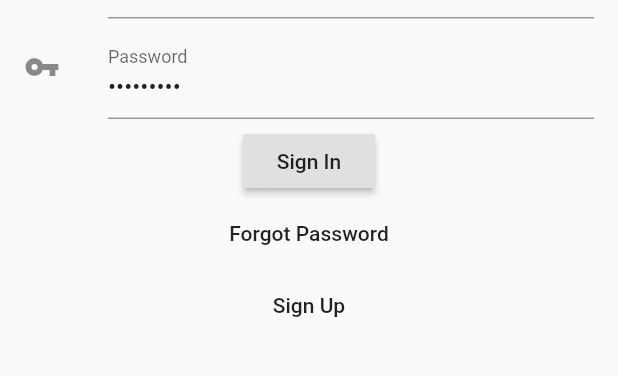
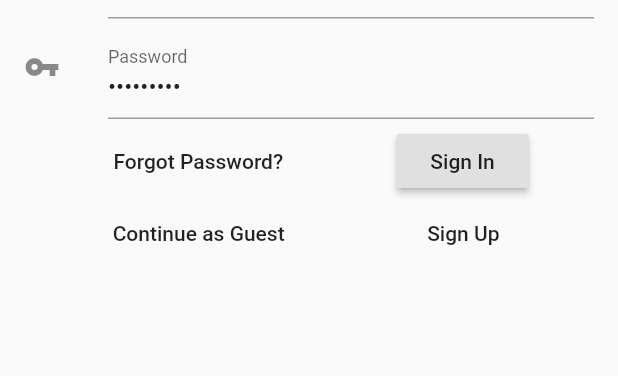
Before and after one commit to RyanRemer/project_apraxia, a Flutter app: the screen it shows after launch, on a phone screen of 412 x 824 dp, the part 160-536 px from its top. Run offline on Flutter 3.47's test engine with Material 2 defaults, Android fonts, the phone set to English and light mode, and no system bars; our stand-ins replace signature; missing offline and left inert: amazon_cognito_identity_dart_2, audioplayer.

Commit message:
Added multiple pass throughs for if the user wants to continue as a guest. (#22)

```diff
--- a/lib/page/SignInPage.dart
+++ b/lib/page/SignInPage.dart
@@ -1,4 +1,5 @@
 import 'package:flutter/material.dart';
+import 'package:project_apraxia/page/LandingPage.dart';
 import 'package:project_apraxia/page/SignUpPage.dart';
 import 'package:project_apraxia/widget/form/SignInForm.dart';
 
@@ -18,9 +19,18 @@ class _SignInPageState extends State<SignInPage> {
               Container(
                 child: SignInForm(),
               ),
-              FlatButton(
-                child: Text("Sign Up"),
-                onPressed: () => goToSignUp(context),
+              Row(
+                mainAxisAlignment: MainAxisAlignment.spaceEvenly,
+                children: <Widget>[
+                  FlatButton(
+                    child: Text("Continue as Guest"),
+                    onPressed: () => guestLogin(context),
+                  ),
+                  FlatButton(
+                    child: Text("Sign Up"),
+                    onPressed: () => goToSignUp(context),
+                  )
+                ],
               )
             ],
           ),
@@ -30,4 +40,8 @@ class _SignInPageState extends State<SignInPage> {
   void goToSignUp(BuildContext context) {
     Navigator.of(context).pushReplacement(MaterialPageRoute(builder: (context) => SignUpPage()));
   }
+
+  void guestLogin(BuildContext context) {
+    Navigator.of(context).push(MaterialPageRoute(builder: (context) => LandingPage()));
+  }
 }
--- a/lib/widget/form/SignInForm.dart
+++ b/lib/widget/form/SignInForm.dart
@@ -40,14 +40,19 @@ class SignInForm extends StatelessWidget {
               },
             ),
           ),
-          RaisedButton(
-            child: Text("Sign In"),
-            onPressed: () => signIn(context),
+          Row(
+            mainAxisAlignment: MainAxisAlignment.spaceEvenly,
+            children: <Widget>[
+              FlatButton(
+                child: Text("Forgot Password?"),
+                onPressed: () => sendForgotPassword(context),
+              ),
+              RaisedButton(
+                child: Text("Sign In"),
+                onPressed: () => signIn(context),
+              )
+            ],
           ),
-          FlatButton(
-            child: Text("Forgot Password"),
-            onPressed: () => sendForgotPassword(context),
-          )
         ],
       ),
     );
```
Also changed, not shown: lib/controller/Auth.dart (+7 -0 lines), lib/page/LandingPage.dart (+19 -7 lines), lib/page/SettingsPage.dart (+35 -12 lines).
